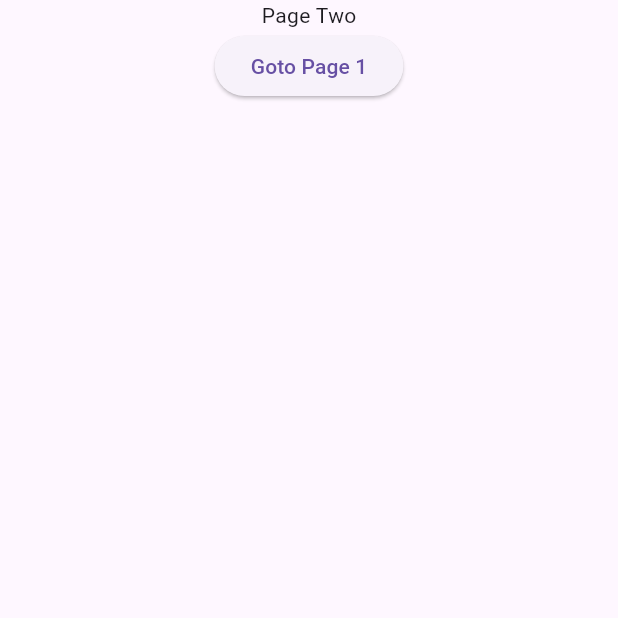
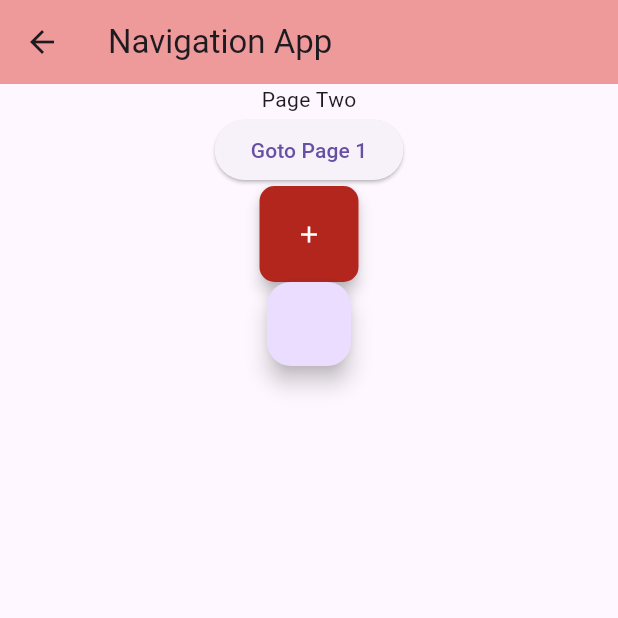
Before and after one commit to DMIT-2504/dmit2504-1233-workbook-nathanhumphrey, a Flutter app: the screen it shows after launch, after a tap on "Goto Page 2", on a phone screen of 412 x 824 dp, the top half of it. Run offline on Flutter 3.47's test engine with Material 3 defaults, Android fonts, the light colour scheme and no system bars.

Commit message:
Update navigation with appbar and styling

```diff
--- a/week_05_navigator/lib/pages/page_one.dart
+++ b/week_05_navigator/lib/pages/page_one.dart
@@ -13,6 +13,10 @@ class _PageOneState extends State<PageOne> {
   @override
   Widget build(BuildContext context) {
     return Scaffold(
+      appBar: AppBar(
+        title: const Text('Navigation App'),
+        backgroundColor: Colors.red.shade200,
+      ),
       body: SafeArea(
         child: Row(
           mainAxisAlignment: MainAxisAlignment.center,
@@ -22,11 +26,16 @@ class _PageOneState extends State<PageOne> {
                 const Text('Page One'),
                 ElevatedButton(
                   onPressed: () async {
+                    // With the AppBar we have a second way of returning
+                    // to page one, which will return Null. Deal with it
+                    // by adding '?' to the return type below
                     var returnValue = await Navigator.of(context)
-                        .pushNamed('/page-two') as String;
+                        .pushNamed('/page-two') as String?; // Added ?
 
                     setState(() {
-                      data = returnValue;
+                      // Add nullish operator to deal with the possible
+                      // Null value that could be returned
+                      data = returnValue ?? 'NO DATA';
                     });
                   },
                   child: const Text('Goto Page 2'),
--- a/week_05_navigator/lib/pages/page_two.dart
+++ b/week_05_navigator/lib/pages/page_two.dart
@@ -6,6 +6,10 @@ class PageTwo extends StatelessWidget {
   @override
   Widget build(BuildContext context) {
     return Scaffold(
+      appBar: AppBar(
+        title: const Text('Navigation App'),
+        backgroundColor: Colors.red.shade200,
+      ),
       body: SafeArea(
         child: Row(
           mainAxisAlignment: MainAxisAlignment.center,
@@ -17,6 +21,33 @@ class PageTwo extends StatelessWidget {
                   onPressed: () => {Navigator.of(context).pop('From Page 2')},
                   child: const Text('Goto Page 1'),
                 ),
+                // DEMONSTRATE CUSTOM STYLING
+                FilledButton(
+                  style: ButtonStyle(
+                    backgroundColor: MaterialStatePropertyAll(
+                      Theme.of(context).colorScheme.error,
+                    ),
+                    minimumSize: const MaterialStatePropertyAll(
+                      Size(
+                        52.0,
+                        64.0,
+                      ),
+                    ),
+                    elevation: const MaterialStatePropertyAll(4.0),
+                    shape: const MaterialStatePropertyAll(
+                      RoundedRectangleBorder(
+                        borderRadius: BorderRadius.all(
+                          Radius.circular(10.0),
+                        ),
+                      ),
+                    ),
+                  ),
+                  onPressed: () {},
+                  child: const Icon(Icons.add),
+                ),
+                FloatingActionButton(
+                  onPressed: () {},
+                ),
               ],
             ),
           ],
```
